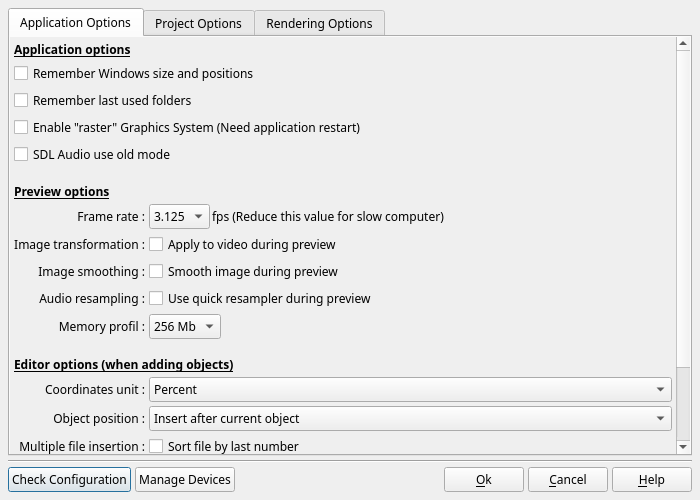
Before: the Qt Designer form src/ffDiaporama/DlgApplicationSettings.ui in boenki/ffdiaporama, drawn with Qt 5.
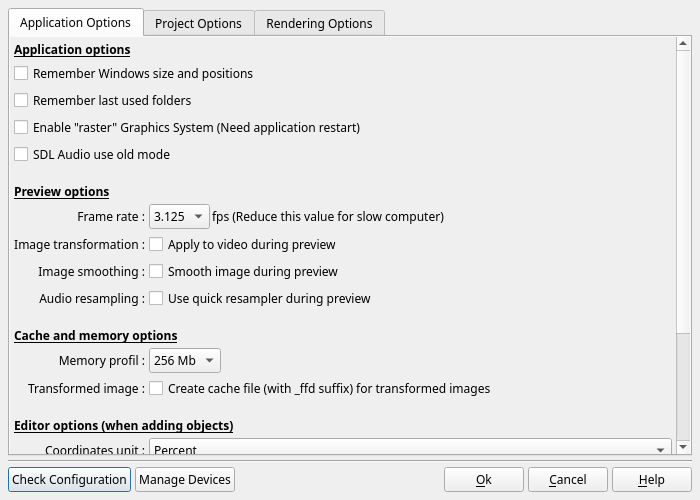
After: the same form once the commit is applied. The open tabs and pages were chosen to show the change. Icons and pictures are not drawn.

Patch:
```diff
--- a/src/ffDiaporama/DlgApplicationSettings.ui
+++ b/src/ffDiaporama/DlgApplicationSettings.ui
@@ -47,7 +47,7 @@
    <item>
     <widget class="QTabWidget" name="tabWidget">
      <property name="currentIndex">
-      <number>1</number>
+      <number>0</number>
      </property>
      <widget class="QWidget" name="TabApp">
       <attribute name="title">
@@ -73,8 +73,8 @@
            <rect>
             <x>0</x>
             <y>0</y>
-            <width>452</width>
-            <height>473</height>
+            <width>661</width>
+            <height>520</height>
            </rect>
           </property>
           <layout class="QGridLayout" name="gridLayout">
@@ -232,7 +232,7 @@
              </property>
             </widget>
            </item>
-           <item row="12" column="0" colspan="2">
+           <item row="13" column="0" colspan="2">
             <widget class="QLabel" name="label">
              <property name="sizePolicy">
               <sizepolicy hsizetype="Preferred" vsizetype="Fixed">
@@ -261,7 +261,7 @@
              </property>
             </widget>
            </item>
-           <item row="14" column="0">
+           <item row="15" column="0">
             <widget class="QLabel" name="label_2">
              <property name="text">
               <string>Object position :</string>
@@ -274,7 +274,7 @@
              </property>
             </widget>
            </item>
-           <item row="14" column="1">
+           <item row="15" column="1">
             <widget class="QComboBox" name="AppendObjectCB">
              <property name="toolTip">
               <string>Define the position which occupy the new objects in the timeline during the insertions</string>
@@ -291,7 +291,7 @@
              </item>
             </widget>
            </item>
-           <item row="15" column="0">
+           <item row="16" column="0">
             <widget class="QLabel" name="label_26">
              <property name="text">
               <string>Multiple file insertion :</string>
@@ -301,7 +301,7 @@
              </property>
             </widget>
            </item>
-           <item row="15" column="1">
+           <item row="16" column="1">
             <widget class="QCheckBox" name="SortFileCB">
              <property name="toolTip">
               <string>Adjust the way will be sorted out files when you select several files in Add file.</string>
@@ -311,7 +311,7 @@
              </property>
             </widget>
            </item>
-           <item row="22" column="0">
+           <item row="23" column="0">
             <spacer name="verticalSpacer_2">
              <property name="orientation">
               <enum>Qt::Vertical</enum>
@@ -324,7 +324,7 @@
              </property>
             </spacer>
            </item>
-           <item row="16" column="1">
+           <item row="17" column="1">
             <widget class="QCheckBox" name="AskUserToRemove">
              <property name="toolTip">
               <string>If this box is checked, a confirmation will display every time you remove an object</string>
@@ -334,7 +334,7 @@
              </property>
             </widget>
            </item>
-           <item row="16" column="0">
+           <item row="17" column="0">
             <widget class="QLabel" name="label_33">
              <property name="text">
               <string>Object deletion :</string>
@@ -344,7 +344,7 @@
              </property>
             </widget>
            </item>
-           <item row="13" column="0">
+           <item row="14" column="0">
             <widget class="QLabel" name="label_34">
              <property name="text">
               <string>Coordinates unit :</string>
@@ -354,7 +354,7 @@
              </property>
             </widget>
            </item>
-           <item row="13" column="1">
+           <item row="14" column="1">
             <widget class="QComboBox" name="UnitCB">
              <property name="toolTip">
               <string>Select the unit of the coordinates which will be used in properties dialog box</string>
@@ -378,7 +378,7 @@
              </property>
             </widget>
            </item>
-           <item row="19" column="0" colspan="2">
+           <item row="20" column="0" colspan="2">
             <widget class="QLabel" name="label_35">
              <property name="minimumSize">
               <size>
@@ -404,7 +404,7 @@
              </property>
             </widget>
            </item>
-           <item row="21" column="1">
+           <item row="22" column="1">
             <widget class="QCheckBox" name="Crop1088To1080CB">
              <property name="text">
               <string>Automatically crop 1920x1088 video to 1920x1080</string>
@@ -445,7 +445,7 @@
               </widget>
              </item>
              <item>
-              <widget class="QLabel" name="label_89">
+              <widget class="QLabel" name="MemCacheProfilSpacer">
                <property name="sizePolicy">
                 <sizepolicy hsizetype="Expanding" vsizetype="Preferred">
                  <horstretch>0</horstretch>
@@ -460,7 +460,7 @@
             </layout>
            </item>
            <item row="11" column="0">
-            <widget class="QLabel" name="label_7">
+            <widget class="QLabel" name="MemCacheProfilLabel">
              <property name="text">
               <string>Memory profil :</string>
              </property>
@@ -503,6 +503,52 @@
              </property>
             </widget>
            </item>
+           <item row="10" column="0" colspan="2">
+            <widget class="QLabel" name="label_96">
+             <property name="sizePolicy">
+              <sizepolicy hsizetype="Preferred" vsizetype="Fixed">
+               <horstretch>0</horstretch>
+               <verstretch>0</verstretch>
+              </sizepolicy>
+             </property>
+             <property name="minimumSize">
+              <size>
+               <width>0</width>
+               <height>30</height>
+              </size>
+             </property>
+             <property name="font">
+              <font>
+               <weight>75</weight>
+               <bold>true</bold>
+               <underline>true</underline>
+              </font>
+             </property>
+             <property name="text">
+              <string>Cache and memory options</string>
+             </property>
+             <property name="alignment">
+              <set>Qt::AlignBottom|Qt::AlignLeading|Qt::AlignLeft</set>
+             </property>
+            </widget>
+           </item>
+           <item row="12" column="0">
+            <widget class="QLabel" name="label_97">
+             <property name="text">
+              <string>Transformed image :</string>
+             </property>
+             <property name="alignment">
+              <set>Qt::AlignRight|Qt::AlignTrailing|Qt::AlignVCenter</set>
+             </property>
+            </widget>
+           </item>
+           <item row="12" column="1">
+            <widget class="QCheckBox" name="CacheTransformedImagesCB">
+             <property name="text">
+              <string>Create cache file (with _ffd suffix) for transformed images</string>
+             </property>
+            </widget>
+           </item>
           </layout>
          </widget>
         </widget>
@@ -533,8 +579,8 @@
            <rect>
             <x>0</x>
             <y>0</y>
-            <width>662</width>
-            <height>2059</height>
+            <width>495</width>
+            <height>2034</height>
            </rect>
           </property>
           <layout class="QGridLayout" name="gridLayout_4">
@@ -2986,8 +3032,8 @@
            <rect>
             <x>0</x>
             <y>0</y>
-            <width>384</width>
-            <height>369</height>
+            <width>379</width>
+            <height>338</height>
            </rect>
           </property>
           <layout class="QGridLayout" name="gridLayout_2">
```
